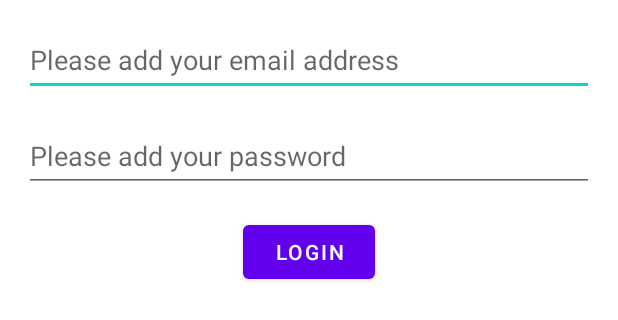
After one commit to AlexandruPaul21/AndroidFall2022-Google, an Android app: the layout login_contraint_layout.xml on its own in the app's theme, with its tools: preview values and no code run, on a phone screen of 412 x 824 dp. The commit adds this screen. Shown: the top 320 px of the screen. Run offline under Robolectric (Android 15) with nearby library versions, the phone set to English and light mode, and no system bars.

Commit message:
Constraint layout

```diff
--- a/app/src/main/java/com/alexsirbu/androidfall2022/AboutAndroid.java
+++ b/app/src/main/java/com/alexsirbu/androidfall2022/AboutAndroid.java
@@ -68,7 +68,7 @@ public class AboutAndroid extends AppCompatActivity {
 
     //second step => define adapter - DONE
     private ArrayAdapter<String> getDefaultAdapter() {
-        return new ArrayAdapter<String>(AboutAndroid.this, android.R.layout.simple_spinner_item, cities);
+        return new ArrayAdapter<>(AboutAndroid.this, android.R.layout.simple_spinner_item, cities);
     }
 
     //third step => for spinner set the adapter
--- a/app/src/main/java/com/alexsirbu/androidfall2022/MainActivity.java
+++ b/app/src/main/java/com/alexsirbu/androidfall2022/MainActivity.java
@@ -69,6 +69,8 @@ public class MainActivity extends AppCompatActivity {
 
         if (valid) {
             textViewDisplayAccount.setText(String.format("%s, %s", email, password));
+            Intent displayMoviesActivity = new Intent(MainActivity.this, MoviesActivity.class);
+            startActivity(displayMoviesActivity);
         }
     }
 }
--- /dev/null
+++ b/app/src/main/res/layout/login_contraint_layout.xml
@@ -0,0 +1,47 @@
+<?xml version="1.0" encoding="utf-8"?>
+<androidx.constraintlayout.widget.ConstraintLayout xmlns:android="http://schemas.android.com/apk/res/android"
+    xmlns:app="http://schemas.android.com/apk/res-auto"
+    xmlns:tools="http://schemas.android.com/tools"
+    android:layout_width="match_parent"
+    android:layout_height="match_parent">
+
+    <EditText
+        android:id="@+id/editTextEmail"
+        android:layout_width="0dp"
+        android:layout_height="wrap_content"
+        android:layout_marginStart="16dp"
+        android:layout_marginTop="16dp"
+        android:layout_marginEnd="16dp"
+        android:ems="10"
+        android:hint="@string/hint_email"
+        android:inputType="textEmailAddress"
+        android:minHeight="48dp"
+        app:layout_constraintEnd_toEndOf="parent"
+        app:layout_constraintStart_toStartOf="parent"
+        app:layout_constraintTop_toTopOf="parent" />
+
+    <EditText
+        android:id="@+id/editTextPassword2"
+        android:layout_width="0dp"
+        android:layout_height="wrap_content"
+        android:layout_marginStart="16dp"
+        android:layout_marginTop="16dp"
+        android:layout_marginEnd="16dp"
+        android:ems="10"
+        android:hint="@string/hint_password"
+        android:inputType="textPassword"
+        android:minHeight="48dp"
+        app:layout_constraintEnd_toEndOf="parent"
+        app:layout_constraintStart_toStartOf="parent"
+        app:layout_constraintTop_toBottomOf="@+id/editTextEmail" />
+
+    <Button
+        android:id="@+id/button2"
+        android:layout_width="wrap_content"
+        android:layout_height="wrap_content"
+        android:layout_marginTop="16dp"
+        android:text="@string/login"
+        app:layout_constraintEnd_toEndOf="parent"
+        app:layout_constraintStart_toStartOf="parent"
+        app:layout_constraintTop_toBottomOf="@+id/editTextPassword2" />
+</androidx.constraintlayout.widget.ConstraintLayout>
```
Also changed, not shown: app/src/main/java/com/alexsirbu/androidfall2022/MovieAdapter.java (+10 -4 lines), app/src/main/java/com/alexsirbu/androidfall2022/MoviesActivity.java (+21 -1 lines).
